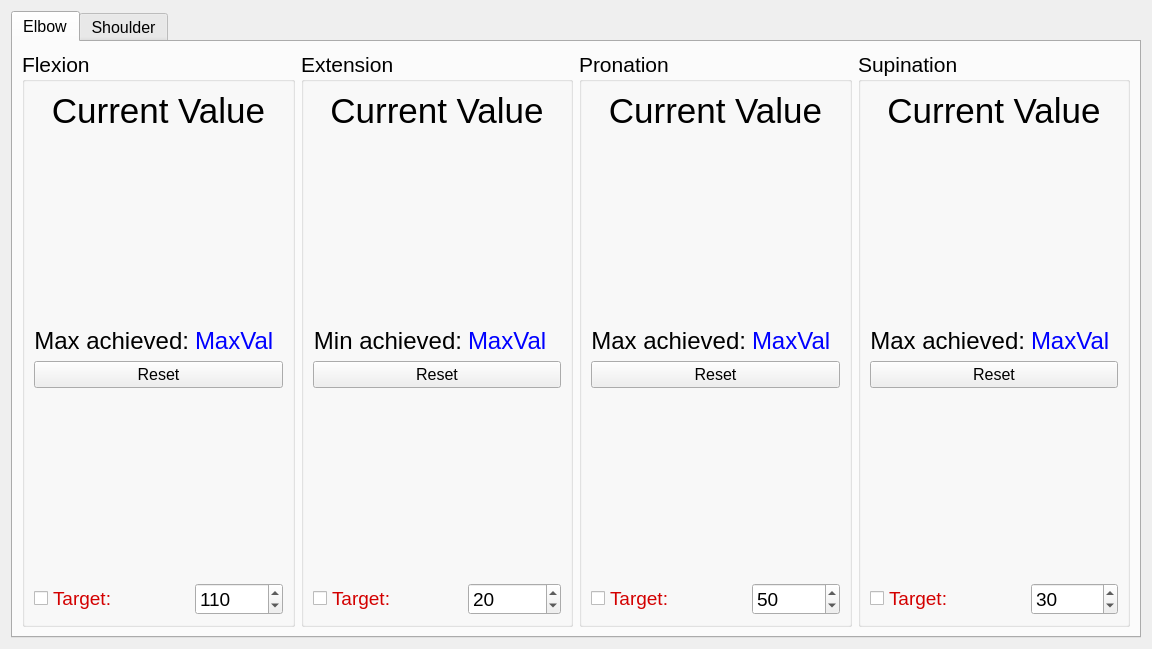
Before: the Qt Designer form LiveDataView/live_data_widget_1.ui in mmcinnes123/Delsys_GUI_For_Physios, drawn with Qt 5.
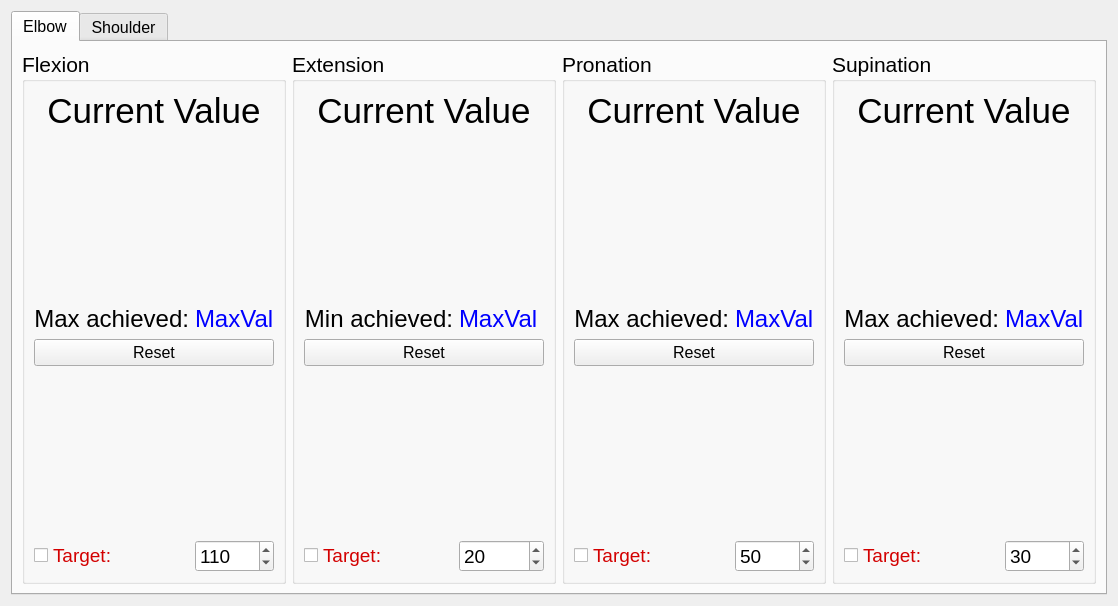
After: the same form once the commit is applied.

Commit message: Improved window sizes.

```diff
--- a/LiveDataView/live_data_widget_1.ui
+++ b/LiveDataView/live_data_widget_1.ui
@@ -6,8 +6,8 @@
    <rect>
     <x>0</x>
     <y>0</y>
-    <width>1152</width>
-    <height>649</height>
+    <width>1107</width>
+    <height>606</height>
    </rect>
   </property>
   <property name="windowTitle">
```
The commit also changes 4 other files.
